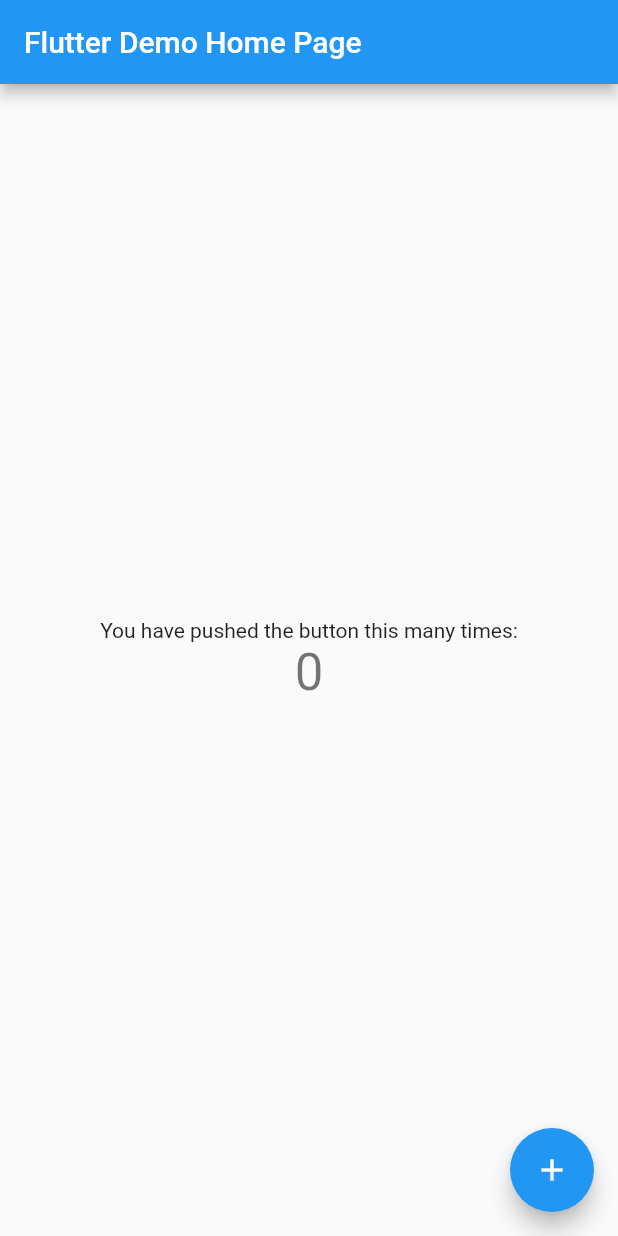
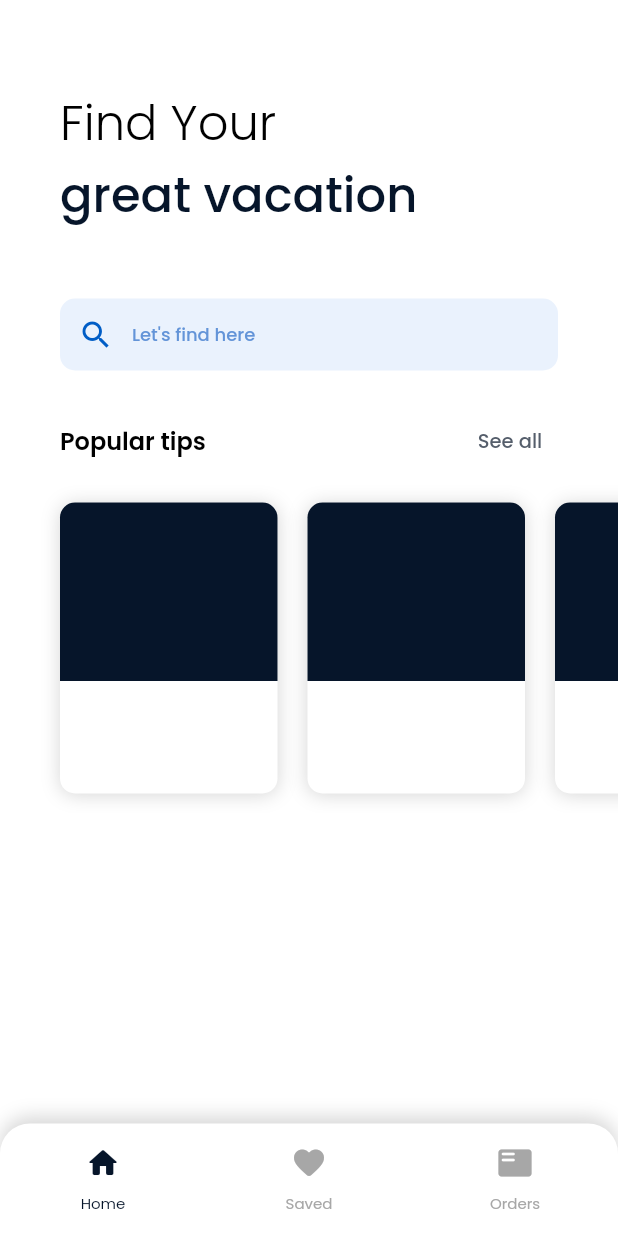
Before and after one commit to irvanalfaridzi/travel-app, a Flutter app: the screen it shows after launch, on a phone screen of 412 x 824 dp. Run offline on Flutter 3.47's test engine with Material 2 defaults, Android fonts, the phone set to English and light mode, and no system bars; our stand-ins replace google_fonts.

Commit message:
added home screen and google font

```diff
--- a/lib/main.dart
+++ b/lib/main.dart
@@ -1,4 +1,5 @@
 import 'package:flutter/material.dart';
+import 'package:travel_app/ui/pages/pages.dart';
 
 void main() {
   runApp(const MyApp());
@@ -7,109 +8,14 @@ void main() {
 class MyApp extends StatelessWidget {
   const MyApp({super.key});
 
-  // This widget is the root of your application.
   @override
   Widget build(BuildContext context) {
     return MaterialApp(
       title: 'Flutter Demo',
       theme: ThemeData(
-        // This is the theme of your application.
-        //
-        // Try running your application with "flutter run". You'll see the
-        // application has a blue toolbar. Then, without quitting the app, try
-        // changing the primarySwatch below to Colors.green and then invoke
-        // "hot reload" (press "r" in the console where you ran "flutter run",
-        // or simply save your changes to "hot reload" in a Flutter IDE).
-        // Notice that the counter didn't reset back to zero; the application
-        // is not restarted.
         primarySwatch: Colors.blue,
       ),
-      home: const MyHomePage(title: 'Flutter Demo Home Page'),
+      home: const HomePage(),
     );
   }
 }
-
-class MyHomePage extends StatefulWidget {
-  const MyHomePage({super.key, required this.title});
-
-  // This widget is the home page of your application. It is stateful, meaning
-  // that it has a State object (defined below) that contains fields that affect
-  // how it looks.
-
-  // This class is the configuration for the state. It holds the values (in this
-  // case the title) provided by the parent (in this case the App widget) and
-  // used by the build method of the State. Fields in a Widget subclass are
-  // always marked "final".
-
-  final String title;
-
-  @override
-  State<MyHomePage> createState() => _MyHomePageState();
-}
-
-class _MyHomePageState extends State<MyHomePage> {
-  int _counter = 0;
-
-  void _incrementCounter() {
-    setState(() {
-      // This call to setState tells the Flutter framework that something has
-      // changed in this State, which causes it to rerun the build method below
-      // so that the display can reflect the updated values. If we changed
-      // _counter without calling setState(), then the build method would not be
-      // called again, and so nothing would appear to happen.
-      _counter++;
-    });
-  }
-
-  @override
-  Widget build(BuildContext context) {
-    // This method is rerun every time setState is called, for instance as done
-    // by the _incrementCounter method above.
-    //
-    // The Flutter framework has been optimized to make rerunning build methods
-    // fast, so that you can just rebuild anything that needs updating rather
-    // than having to individually change instances of widgets.
-    return Scaffold(
-      appBar: AppBar(
-        // Here we take the value from the MyHomePage object that was created by
-        // the App.build method, and use it to set our appbar title.
-        title: Text(widget.title),
-      ),
-      body: Center(
-        // Center is a layout widget. It takes a single child and positions it
-        // in the middle of the parent.
-        child: Column(
-          // Column is also a layout widget. It takes a list of children and
-          // arranges them vertically. By default, it sizes itself to fit its
-          // children horizontally, and tries to be as tall as its parent.
-          //
-          // Invoke "debug painting" (press "p" in the console, choose the
-          // "Toggle Debug Paint" action from the Flutter Inspector in Android
-          // Studio, or the "Toggle Debug Paint" command in Visual Studio Code)
-          // to see the wireframe for each widget.
-          //
-          // Column has various properties to control how it sizes itself and
-          // how it positions its children. Here we use mainAxisAlignment to
-          // center the children vertically; the main axis here is the vertical
-          // axis because Columns are vertical (the cross axis would be
-          // horizontal).
-          mainAxisAlignment: MainAxisAlignment.center,
-          children: <Widget>[
-            const Text(
-              'You have pushed the button this many times:',
-            ),
-            Text(
-              '$_counter',
-              style: Theme.of(context).textTheme.headlineMedium,
-            ),
-          ],
-        ),
-      ),
-      floatingActionButton: FloatingActionButton(
-        onPressed: _incrementCounter,
-        tooltip: 'Increment',
-        child: const Icon(Icons.add),
-      ), // This trailing comma makes auto-formatting nicer for build methods.
-    );
-  }
-}
--- /dev/null
+++ b/lib/ui/pages/home_page.dart
@@ -0,0 +1,189 @@
+part of 'pages.dart';
+
+class HomePage extends StatelessWidget {
+  const HomePage({super.key});
+
+  @override
+  Widget build(BuildContext context) {
+    return Scaffold(
+      backgroundColor: AppColor.whiteColor,
+      bottomNavigationBar: Container(
+        width: MediaQuery.of(context).size.width,
+        height: 75,
+        decoration: const BoxDecoration(
+          borderRadius: BorderRadius.only(
+            topLeft: Radius.circular(20),
+            topRight: Radius.circular(20),
+          ),
+          boxShadow: [
+            BoxShadow(
+              blurRadius: 10,
+              spreadRadius: 0,
+              color: AppColor.shadowColor,
+              offset: Offset(0, -4),
+            )
+          ],
+          color: AppColor.whiteColor,
+        ),
+        child: Row(
+          mainAxisAlignment: MainAxisAlignment.spaceAround,
+          crossAxisAlignment: CrossAxisAlignment.center,
+          children: [
+            NavBarButtonItem(
+              iconButton: Icons.home_rounded,
+              textButton: "Home",
+              isSelected: true,
+              onTap: () {},
+            ),
+            NavBarButtonItem(
+              iconButton: Icons.favorite_rounded,
+              textButton: "Saved",
+              isSelected: false,
+              onTap: () {},
+            ),
+            NavBarButtonItem(
+              iconButton: Icons.featured_play_list_rounded,
+              textButton: "Orders",
+              isSelected: false,
+              onTap: () {},
+            ),
+          ],
+        ),
+      ),
+      body: SafeArea(
+        child: Column(
+          crossAxisAlignment: CrossAxisAlignment.start,
+          children: [
+            const SizedBox(height: 58),
+            Padding(
+              padding: const EdgeInsets.symmetric(horizontal: 40),
+              child: Text(
+                "Find Your",
+                style: GoogleFonts.poppins(
+                  color: AppColor.blackColor,
+                  fontSize: 32,
+                  fontWeight: FontWeight.w300,
+                ),
+              ),
+            ),
+            Padding(
+              padding: const EdgeInsets.symmetric(horizontal: 40),
+              child: Text(
+                "great vacation",
+                style: GoogleFonts.poppins(
+                  color: AppColor.darkBlueColor,
+                  fontSize: 32,
+                  fontWeight: FontWeight.w500,
+                ),
+              ),
+            ),
+            const SizedBox(height: 45),
+            Container(
+              width: MediaQuery.of(context).size.width,
+              margin: const EdgeInsets.symmetric(horizontal: 40),
+              decoration: BoxDecoration(
+                color: AppColor.softBlueColor,
+                borderRadius: BorderRadius.circular(10),
+              ),
+              child: TextField(
+                decoration: InputDecoration(
+                  contentPadding: const EdgeInsets.only(top: 14),
+                  border: InputBorder.none,
+                  prefixIcon: const Icon(
+                    Icons.search,
+                    color: AppColor.blueColor,
+                  ),
+                  hintText: "Let's find here",
+                  hintStyle: GoogleFonts.poppins(
+                    color: AppColor.lightBlueColor,
+                    fontWeight: FontWeight.w500,
+                    fontSize: 12,
+                  ),
+                ),
+                cursorColor: AppColor.darkBlueColor,
+              ),
+            ),
+            const SizedBox(height: 23),
+            Padding(
+              padding: const EdgeInsets.symmetric(horizontal: 40),
+              child: Row(
+                mainAxisAlignment: MainAxisAlignment.spaceBetween,
+                children: [
+                  Text(
+                    "Popular tips",
+                    style: GoogleFonts.poppins(
+                      fontSize: 16,
+                      fontWeight: FontWeight.w600,
+                      color: AppColor.blackColor,
+                    ),
+                  ),
+                  TextButton(
+                    onPressed: () {},
+                    child: Text(
+                      "See all",
+                      style: GoogleFonts.poppins(
+                        fontSize: 13,
+                        fontWeight: FontWeight.w500,
+                        color: AppColor.darkGreyColor,
+                      ),
+                    ),
+                  ),
+                ],
+              ),
+            ),
+            const SizedBox(height: 4),
+            SizedBox(
+              width: MediaQuery.of(context).size.width,
+              height: 220,
+              child: Center(
+                child: ListView.builder(
+                  itemCount: 5,
+                  scrollDirection: Axis.horizontal,
+                  padding: const EdgeInsets.only(left: 40, top: 13, bottom: 13),
+                  itemBuilder: (context, index) => Padding(
+                    padding: const EdgeInsets.only(right: 20),
+                    child: InkWell(
+                      onTap: () {
+                        // TODO: add navigation to detail vacation item
+                      },
+                      child: Container(
+                        width: 145,
+                        height: 194,
+                        decoration: BoxDecoration(
+                          borderRadius: BorderRadius.circular(10),
+                          color: AppColor.whiteColor,
+                          boxShadow: const [
+                            BoxShadow(
+                              blurRadius: 10,
+                              spreadRadius: 0,
+                              color: AppColor.shadowColor,
+                              offset: Offset(0, 1),
+                            )
+                          ],
+                        ),
+                        child: Column(
+                          children: [
+                            Container(
+                              height: 119,
+                              decoration: const BoxDecoration(
+                                borderRadius: BorderRadius.only(
+                                  topLeft: Radius.circular(10),
+                                  topRight: Radius.circular(10),
+                                ),
+                                color: AppColor.darkBlueColor,
+                              ),
+                            )
+                          ],
+                        ),
+                      ),
+                    ),
+                  ),
+                ),
+              ),
+            )
+          ],
+        ),
+      ),
+    );
+  }
+}
--- /dev/null
+++ b/lib/ui/pages/pages.dart
@@ -0,0 +1,6 @@
+import 'package:flutter/material.dart';
+import 'package:google_fonts/google_fonts.dart';
+import 'package:travel_app/ui/widgets/widgets.dart';
+import 'package:travel_app/util/color.dart';
+
+part 'home_page.dart';
--- /dev/null
+++ b/lib/ui/widgets/navbar_button_item.dart
@@ -0,0 +1,44 @@
+part of 'widgets.dart';
+
+class NavBarButtonItem extends StatelessWidget {
+  final String textButton;
+  final IconData iconButton;
+  final bool isSelected;
+  final Function onTap;
+  const NavBarButtonItem({
+    super.key,
+    required this.iconButton,
+    required this.textButton,
+    required this.isSelected,
+    required this.onTap,
+  });
+
+  @override
+  Widget build(BuildContext context) {
+    final buttonColor =
+        isSelected ? AppColor.darkBlueColor : AppColor.greyColor;
+    return TextButton(
+      onPressed: () {
+        onTap();
+      },
+      child: Column(
+        mainAxisAlignment: MainAxisAlignment.center,
+        children: [
+          Icon(
+            iconButton,
+            color: buttonColor,
+          ),
+          const SizedBox(height: 8),
+          Text(
+            textButton,
+            style: GoogleFonts.poppins(
+              color: buttonColor,
+              fontSize: 10,
+              fontWeight: FontWeight.w400,
+            ),
+          )
+        ],
+      ),
+    );
+  }
+}
--- /dev/null
+++ b/lib/ui/widgets/widgets.dart
@@ -0,0 +1,5 @@
+import 'package:flutter/material.dart';
+import 'package:google_fonts/google_fonts.dart';
+import 'package:travel_app/util/color.dart';
+
+part 'navbar_button_item.dart';
```
Also changed, not shown: pubspec.yaml (+6 -16 lines), pubspec.lock, 7 other files.
